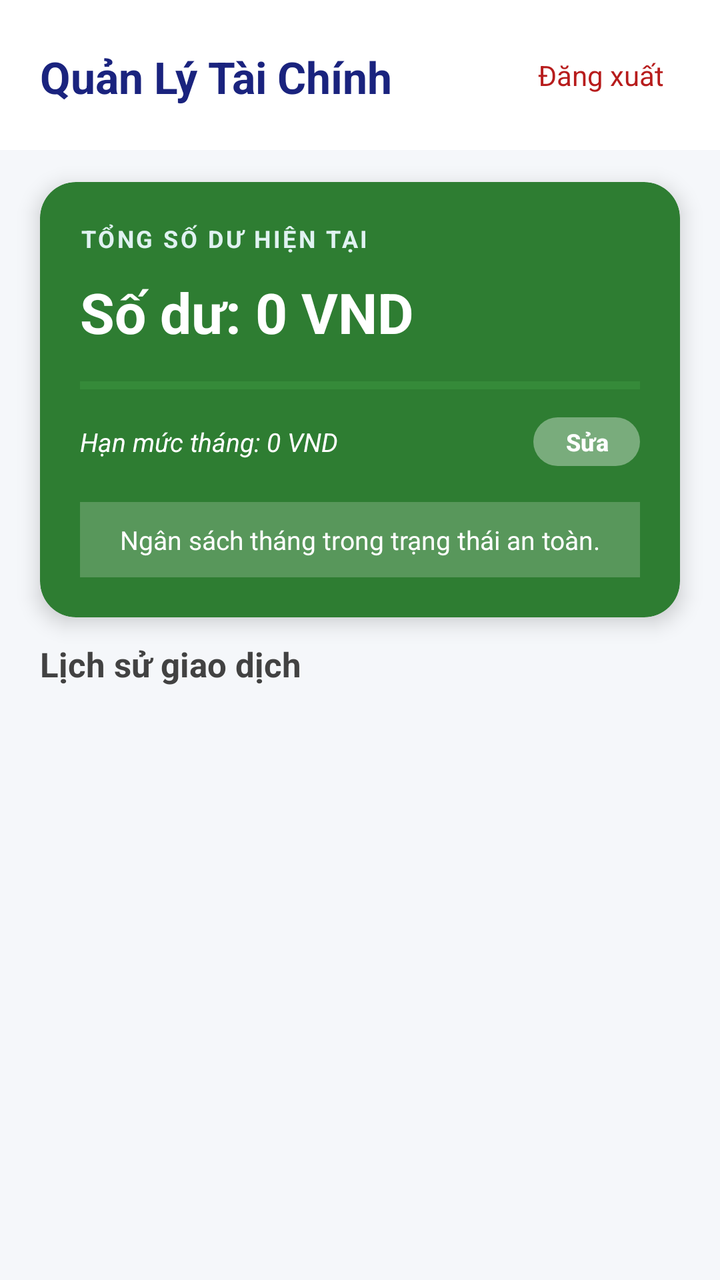
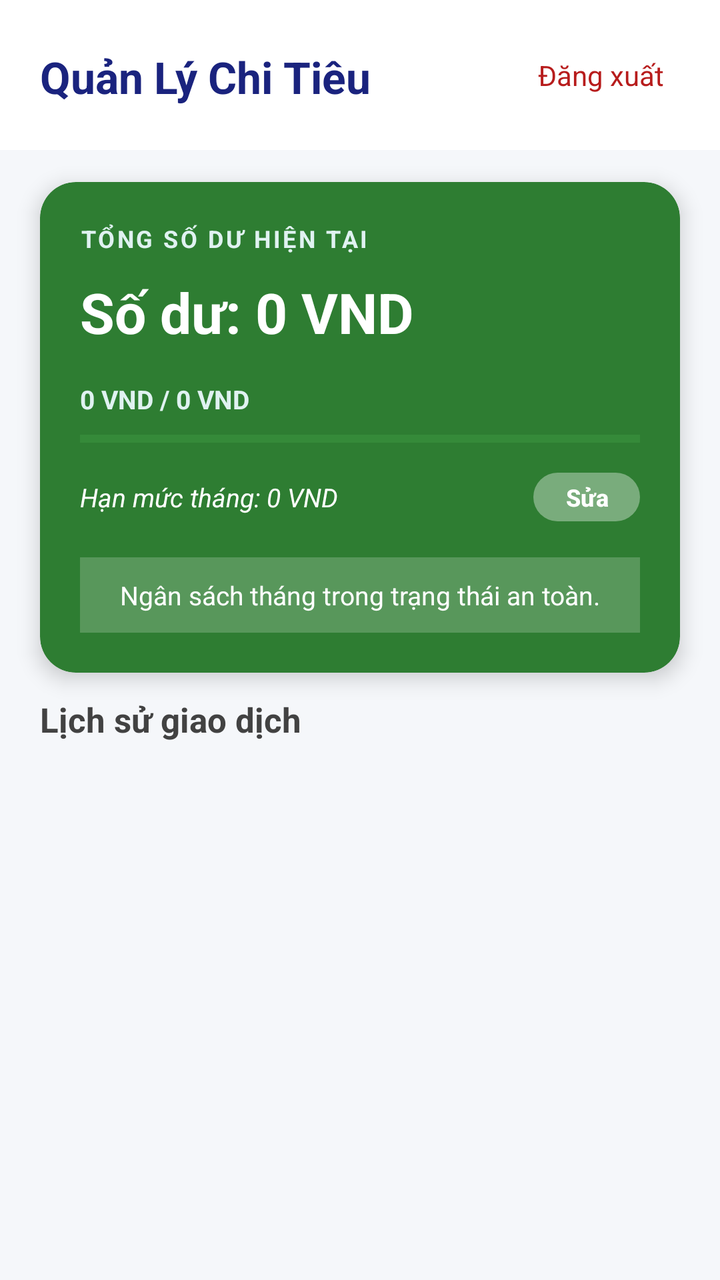

An Android layout rendered at two revisions. The XML below is the earlier revision; the diff shows what the commit changed to produce the second picture.
<!-- AndroidManifest.xml: application theme Theme.QuanLyChiTieu -->
<!-- res/layout/fragment_wallet.xml -->
<?xml version="1.0" encoding="utf-8"?>
<LinearLayout xmlns:android="http://schemas.android.com/apk/res/android"
    xmlns:app="http://schemas.android.com/apk/res-auto"
    android:layout_width="match_parent"
    android:layout_height="match_parent"
    android:background="#F5F7FA"
    android:orientation="vertical">

    <LinearLayout
        android:id="@+id/llHeader"
        android:layout_width="match_parent"
        android:layout_height="wrap_content"
        android:background="@android:color/white"
        android:gravity="center_vertical"
        android:orientation="horizontal"
        android:padding="20dp">

        <LinearLayout
            android:layout_width="0dp"
            android:layout_height="wrap_content"
            android:layout_weight="1"
            android:orientation="vertical">

            <TextView
                android:layout_width="wrap_content"
                android:layout_height="wrap_content"
                android:layout_marginTop="2dp"
                android:text="Quản Lý Tài Chính"
                android:textColor="#1A237E"
                android:textSize="22sp"
                android:textStyle="bold" />
        </LinearLayout>

        <TextView
            android:id="@+id/tvLogout"
            android:layout_width="wrap_content"
            android:layout_height="wrap_content"
            android:clickable="true"
            android:focusable="true"
            android:padding="8dp"
            android:text="Đăng xuất"
            android:textColor="#B71C1C"
            android:textSize="14sp" />
    </LinearLayout>

    <androidx.cardview.widget.CardView
        android:id="@+id/cardWallet"
        android:layout_width="match_parent"
        android:layout_height="wrap_content"
        android:layout_marginHorizontal="20dp"
        android:layout_marginTop="16dp"
        android:layout_marginBottom="12dp"
        app:cardBackgroundColor="#2E7D32"
        app:cardCornerRadius="18dp"
        app:cardElevation="6dp">

        <LinearLayout
            android:layout_width="match_parent"
            android:layout_height="wrap_content"
            android:orientation="vertical"
            android:padding="20dp">

            <TextView
                android:layout_width="wrap_content"
                android:layout_height="wrap_content"
                android:letterSpacing="0.1"
                android:text="TỔNG SỐ DƯ HIỆN TẠI"
                android:textColor="#E0F2F1"
                android:textSize="12sp"
                android:textStyle="bold" />

            <TextView
                android:id="@+id/tvBalance"
                android:layout_width="wrap_content"
                android:layout_height="wrap_content"
                android:layout_marginTop="10dp"
                android:text="Số dư: 0 VND"
                android:textColor="@android:color/white"
                android:textSize="28sp"
                android:textStyle="bold" />

            <ProgressBar
                android:id="@+id/pbBudget"
                style="?android:attr/progressBarStyleHorizontal"
                android:layout_width="match_parent"
                android:layout_height="8dp"
                android:layout_marginTop="14dp"
                android:max="100"
                android:progress="0"
                android:progressBackgroundTint="#4CAF50"
                android:progressTint="#DEFF9A" />

            <LinearLayout
                android:layout_width="match_parent"
                android:layout_height="wrap_content"
                android:layout_marginTop="8dp"
                android:gravity="center_vertical"
                android:orientation="horizontal">

                <TextView
                    android:id="@+id/tvBudgetDisplay"
                    android:layout_width="0dp"
                    android:layout_height="wrap_content"
                    android:layout_weight="1"
                    android:text="Hạn mức tháng: 0 VND"
                    android:textColor="#FFFFFF"
                    android:textSize="13sp"
                    android:textStyle="italic" />

                <Button
                    android:id="@+id/btnEditBudget"
                    android:layout_width="wrap_content"
                    android:layout_height="wrap_content"
                    android:text="Sửa"
                    android:textColor="#FFFFFF"
                    android:textSize="12sp"
                    android:textStyle="bold"
                    android:backgroundTint="#33FFFFFF"
                    android:paddingHorizontal="16dp"
                    android:paddingVertical="4dp"
                    android:minHeight="0dp"
                    android:minWidth="0dp"
                    android:stateListAnimator="@null" />
            </LinearLayout>

            <TextView
                android:id="@+id/tvBudgetStatus"
                android:layout_width="match_parent"
                android:layout_height="wrap_content"
                android:layout_marginTop="14dp"
                android:background="#33FFFFFF"
                android:gravity="center"
                android:padding="10dp"
                android:text="Ngân sách tháng trong trạng thái an toàn."
                android:textColor="@android:color/white"
                android:textSize="13sp" />
        </LinearLayout>

    </androidx.cardview.widget.CardView>

    <TextView
        android:id="@+id/tvHistoryTitle"
        android:layout_width="wrap_content"
        android:layout_height="wrap_content"
        android:layout_marginStart="20dp"
        android:layout_marginBottom="8dp"
        android:text="Lịch sử giao dịch"
        android:textColor="#424242"
        android:textSize="17sp"
        android:textStyle="bold" />

    <androidx.recyclerview.widget.RecyclerView
        android:id="@+id/rvTransactions"
        android:layout_width="match_parent"
        android:layout_height="0dp"
        android:layout_weight="1"
        android:layout_marginHorizontal="16dp"
        android:clipToPadding="false"
        android:paddingBottom="8dp"
        android:scrollbars="vertical" />

</LinearLayout>
<!-- resources referenced by this layout -->
<resources>
  <style name="Theme.QuanLyChiTieu" parent="Base.Theme.QuanLyChiTieu" />
  <style name="Base.Theme.QuanLyChiTieu" parent="Theme.Material3.DayNight.NoActionBar">
          
          
      </style>
</resources>

<!-- the commit's change to res/layout/fragment_wallet.xml (unified diff, before → after) -->
@@ -25,7 +25,7 @@
                 android:layout_width="wrap_content"
                 android:layout_height="wrap_content"
                 android:layout_marginTop="2dp"
-                android:text="Quản Lý Tài Chính"
+                android:text="Quản Lý Chi Tiêu"
                 android:textColor="#1A237E"
                 android:textSize="22sp"
                 android:textStyle="bold" />
@@ -79,12 +79,22 @@
                 android:textSize="28sp"
                 android:textStyle="bold" />
 
+            <TextView
+                android:id="@+id/tvBudgetProgressText"
+                android:layout_width="match_parent"
+                android:layout_height="wrap_content"
+                android:layout_marginTop="16dp"
+                android:text="0 VND / 0 VND"
+                android:textColor="#E0F2F1"
+                android:textSize="13sp"
+                android:textStyle="bold" />
+
             <ProgressBar
                 android:id="@+id/pbBudget"
                 style="?android:attr/progressBarStyleHorizontal"
                 android:layout_width="match_parent"
-                android:layout_height="8dp"
-                android:layout_marginTop="14dp"
+                android:layout_height="10dp"
+                android:layout_marginTop="6dp"
                 android:max="100"
                 android:progress="0"
                 android:progressBackgroundTint="#4CAF50"
